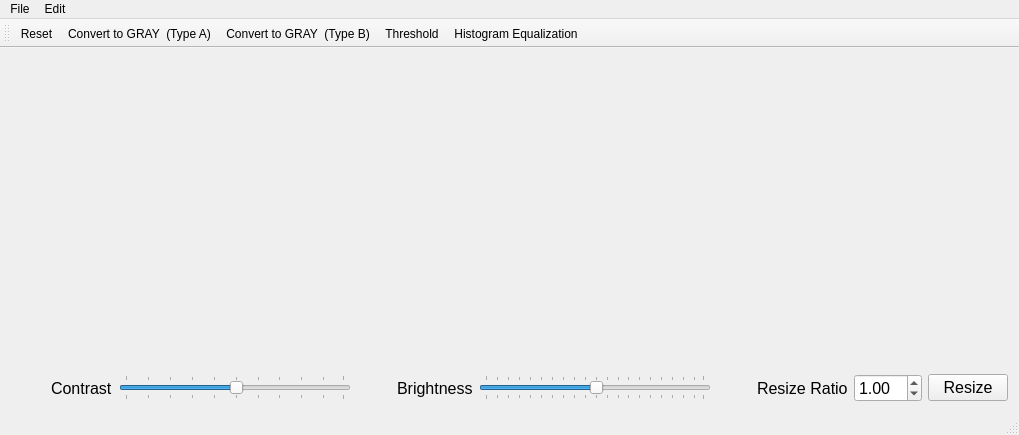
otakusaikou/2016-631-M8210, file hw2/SimplePaint/mainwindow.ui: the form before one commit.
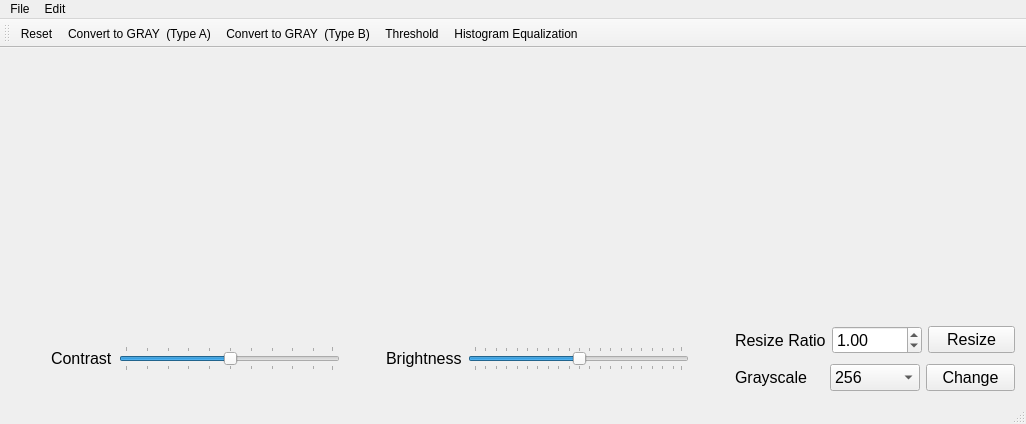
The form after the commit.

Commit message: Added the feature for changing the grayscale level

Diff of the .ui file:
```diff
--- a/hw2/SimplePaint/mainwindow.ui
+++ b/hw2/SimplePaint/mainwindow.ui
@@ -6,8 +6,8 @@
    <rect>
     <x>0</x>
     <y>0</y>
-    <width>1019</width>
-    <height>435</height>
+    <width>1026</width>
+    <height>424</height>
    </rect>
   </property>
   <property name="windowTitle">
@@ -25,7 +25,23 @@
     <item row="0" column="1">
      <layout class="QHBoxLayout" name="histogram"/>
     </item>
-    <item row="2" column="0" colspan="2">
+    <item row="3" column="0" colspan="2">
+     <spacer name="verticalSpacer">
+      <property name="orientation">
+       <enum>Qt::Vertical</enum>
+      </property>
+      <property name="sizeType">
+       <enum>QSizePolicy::Minimum</enum>
+      </property>
+      <property name="sizeHint" stdset="0">
+       <size>
+        <width>20</width>
+        <height>20</height>
+       </size>
+      </property>
+     </spacer>
+    </item>
+    <item row="5" column="0" colspan="2">
      <layout class="QHBoxLayout" name="sliderArea">
       <item>
        <spacer name="horizontalSpacer">
@@ -144,6 +160,10 @@
        </spacer>
       </item>
       <item>
+       <layout class="QVBoxLayout" name="verticalLayout_3">
+        <item>
+         <layout class="QHBoxLayout" name="resizeLayout">
+          <item>
        <widget class="QLabel" name="resizeLabel">
         <property name="font">
          <font>
@@ -157,6 +177,12 @@
       </item>
       <item>
        <widget class="QDoubleSpinBox" name="resizeSpinBox">
+            <property name="minimumSize">
+             <size>
+              <width>90</width>
+              <height>0</height>
+             </size>
+            </property>
         <property name="font">
          <font>
           <pointsize>12</pointsize>
@@ -178,6 +204,12 @@
       </item>
       <item>
        <widget class="QPushButton" name="resizeButton">
+            <property name="minimumSize">
+             <size>
+              <width>87</width>
+              <height>0</height>
+             </size>
+            </property>
         <property name="font">
          <font>
           <pointsize>12</pointsize>
@@ -190,21 +222,114 @@
       </item>
      </layout>
     </item>
-    <item row="1" column="0" colspan="2">
-     <spacer name="verticalSpacer">
+        <item>
+         <spacer name="verticalSpacer_2">
       <property name="orientation">
        <enum>Qt::Vertical</enum>
       </property>
       <property name="sizeType">
-       <enum>QSizePolicy::Minimum</enum>
+           <enum>QSizePolicy::Fixed</enum>
       </property>
       <property name="sizeHint" stdset="0">
        <size>
         <width>20</width>
-        <height>20</height>
+            <height>4</height>
        </size>
       </property>
      </spacer>
+        </item>
+        <item>
+         <layout class="QHBoxLayout" name="grayscaleChangeLayout">
+          <item>
+           <widget class="QLabel" name="grayscaleChangeLabel">
+            <property name="font">
+             <font>
+              <pointsize>12</pointsize>
+             </font>
+            </property>
+            <property name="text">
+             <string>Grayscale</string>
+            </property>
+           </widget>
+          </item>
+          <item>
+           <widget class="QComboBox" name="grayscaleComboBox">
+            <property name="minimumSize">
+             <size>
+              <width>90</width>
+              <height>0</height>
+             </size>
+            </property>
+            <property name="font">
+             <font>
+              <pointsize>12</pointsize>
+             </font>
+            </property>
+            <item>
+             <property name="text">
+              <string>256</string>
+             </property>
+            </item>
+            <item>
+             <property name="text">
+              <string>128</string>
+             </property>
+            </item>
+            <item>
+             <property name="text">
+              <string>64</string>
+             </property>
+            </item>
+            <item>
+             <property name="text">
+              <string>32</string>
+             </property>
+            </item>
+            <item>
+             <property name="text">
+              <string>16</string>
+             </property>
+            </item>
+            <item>
+             <property name="text">
+              <string>8</string>
+             </property>
+            </item>
+            <item>
+             <property name="text">
+              <string>4</string>
+             </property>
+            </item>
+            <item>
+             <property name="text">
+              <string>2</string>
+             </property>
+            </item>
+           </widget>
+          </item>
+          <item>
+           <widget class="QPushButton" name="changeButton">
+            <property name="minimumSize">
+             <size>
+              <width>85</width>
+              <height>0</height>
+             </size>
+            </property>
+            <property name="font">
+             <font>
+              <pointsize>12</pointsize>
+             </font>
+            </property>
+            <property name="text">
+             <string>Change</string>
+            </property>
+           </widget>
+          </item>
+         </layout>
+        </item>
+       </layout>
+      </item>
+     </layout>
     </item>
    </layout>
   </widget>
@@ -213,7 +338,7 @@
     <rect>
      <x>0</x>
      <y>0</y>
-     <width>1019</width>
+     <width>1026</width>
      <height>18</height>
     </rect>
    </property>
```
Lines whose indentation alone changed are shown as unchanged. The commit also changes 3 other files.
